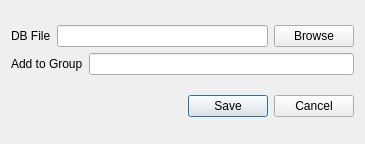
Old version of the form Forms/AddToArchiveDialog.ui in the repository iatanasov77/qvocabulary.
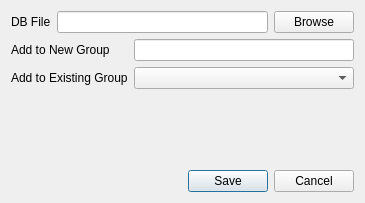
New version of the form.

Commit message: Create Dialog for Import from QVocabulary.

What changed in the file:
```diff
--- a/Forms/AddToArchiveDialog.ui
+++ b/Forms/AddToArchiveDialog.ui
@@ -7,7 +7,7 @@
     <x>0</x>
     <y>0</y>
     <width>365</width>
-    <height>144</height>
+    <height>203</height>
    </rect>
   </property>
   <property name="windowTitle">
@@ -16,10 +16,10 @@
   <property name="layoutDirection">
    <enum>Qt::LeftToRight</enum>
   </property>
-  <layout class="QVBoxLayout" name="verticalLayout_2">
-   <item>
     <layout class="QVBoxLayout" name="verticalLayout">
      <item>
+    <layout class="QFormLayout" name="formLayout">
+     <item row="0" column="0" colspan="2">
       <layout class="QHBoxLayout" name="horizontalLayout">
        <item>
         <widget class="QLabel" name="llName">
@@ -40,23 +40,29 @@
        </item>
       </layout>
      </item>
-     <item>
-      <layout class="QHBoxLayout" name="horizontalLayout_2">
-       <item>
+     <item row="1" column="0">
         <widget class="QLabel" name="llDefaultGroupName">
          <property name="text">
-          <string>Add to Group</string>
+        <string>Add to New Group</string>
          </property>
         </widget>
        </item>
-       <item>
+     <item row="1" column="1">
         <widget class="QLineEdit" name="leArchiveGroupName">
          <property name="text">
           <string/>
          </property>
         </widget>
        </item>
-      </layout>
+     <item row="2" column="0">
+      <widget class="QLabel" name="llArchiveExistingGroup">
+       <property name="text">
+        <string>Add to Existing Group</string>
+       </property>
+      </widget>
+     </item>
+     <item row="2" column="1">
+      <widget class="QComboBox" name="cbArchiveGroup"/>
      </item>
     </layout>
    </item>
```
Lines whose indentation alone changed are shown as unchanged. The commit also changes 6 other files.
